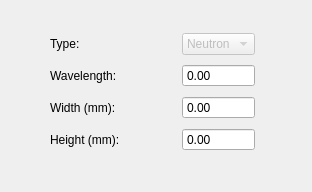
First picture: the form in apps/NSXQt/ui/Tree/SourcePropertyWidget.ui, repository k61n/openhkl, before the edit.
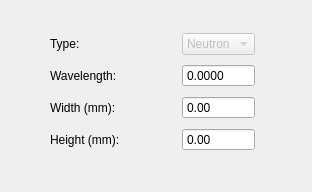
Second picture: the form after the edit.

Commit message: Added PeakCalcGraphicsItem class for visualizing peak prediction on the detector scene

Diff of the .ui file:
```diff
--- a/apps/NSXQt/ui/Tree/SourcePropertyWidget.ui
+++ b/apps/NSXQt/ui/Tree/SourcePropertyWidget.ui
@@ -13,7 +13,7 @@
   <property name="windowTitle">
    <string>Form</string>
   </property>
-  <widget class="QWidget" name="">
+  <widget class="QWidget" name="layoutWidget">
    <property name="geometry">
     <rect>
      <x>50</x>
@@ -42,6 +42,9 @@
       <property name="buttonSymbols">
        <enum>QAbstractSpinBox::NoButtons</enum>
       </property>
+      <property name="decimals">
+       <number>4</number>
+      </property>
      </widget>
     </item>
     <item row="2" column="0" colspan="2">
```
The commit also changes 14 other files.
